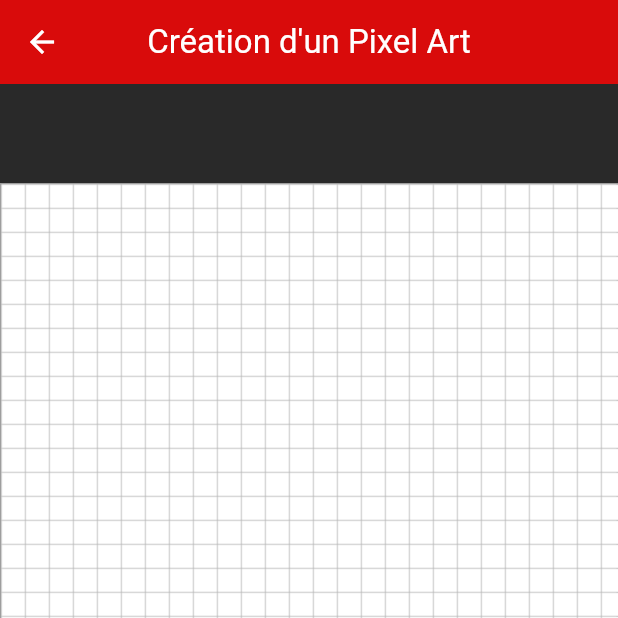
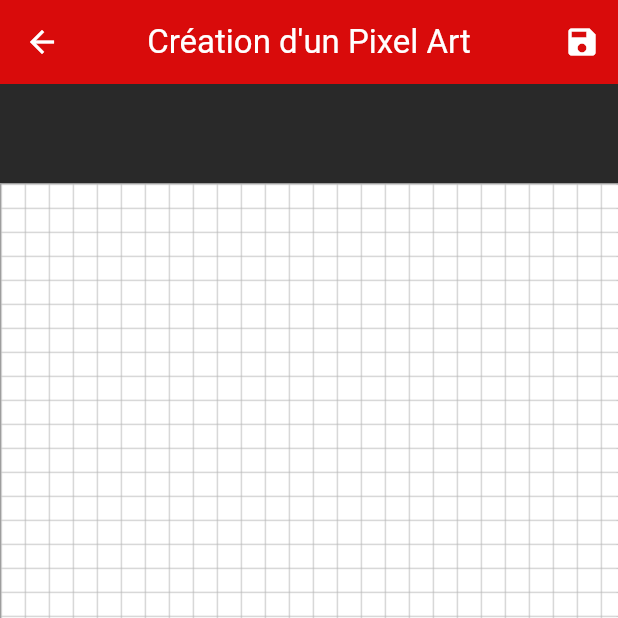
Before and after one commit to HugoM38/PixCellZ, a Flutter app: the PixCellZCreationPage screen opened directly, on a phone screen of 412 x 824 dp, the top half of it. Run offline on Flutter 3.47's test engine with Material 3 defaults, Android fonts, the phone set to English and light mode, and no system bars; our stand-ins replace flutter_colorpicker, shared_preferences; accounts and stored records are empty.

Commit message:
feat: add save button for pixel art, fix regex on login and singup

```diff
--- a/lib/ui/auth/login_page.dart
+++ b/lib/ui/auth/login_page.dart
@@ -112,7 +112,7 @@ class _LoginPageState extends State<LoginPage> {
                                 errorText: viewModel.isPasswordFieldTouched
                                     ? viewModel.passwordError
                                     : null,
-                                errorMaxLines: 5,
+                                errorMaxLines: 6,
                                 filled: true,
                                 fillColor: Theme.of(context).colorScheme.secondary,
                               ),
--- a/lib/ui/auth/login_viewmodel.dart
+++ b/lib/ui/auth/login_viewmodel.dart
@@ -15,7 +15,7 @@ class LoginViewModel extends ChangeNotifier {
   );
 
   final RegExp passwordRegex = RegExp(
-    r'^(?=.*[A-Z])(?=.*[a-z])(?=.*\d)(?=.*[@$!%*?&.])[A-Za-z\d@$!%*?&.]{8,}$',
+    r'^(?=.*[A-Z])(?=.*[a-z])(?=.*\d)(?=.*[^A-Za-z0-9])[^\s]{8,}$',
   );
 
   String? emailError;
@@ -77,7 +77,7 @@ class LoginViewModel extends ChangeNotifier {
 - Au moins une majuscule
 - Au moins une minuscule
 - Au moins un chiffre
-- Au moins un caractère spécial (@\$!%*?&.)""";
+- Au moins un caractère spécial""";
   } else {
     passwordError = null;
   }
--- a/lib/ui/auth/signup_page.dart
+++ b/lib/ui/auth/signup_page.dart
@@ -149,7 +149,7 @@ class _SignupPageState extends State<SignupPage> {
                                 errorText: viewModel.isPasswordFieldTouched
                                     ? viewModel.passwordError
                                     : null,
-                                errorMaxLines: 5,
+                                errorMaxLines: 6,
                                 filled: true,
                                 fillColor: Theme.of(context).colorScheme.secondary,
                               ),
--- a/lib/ui/pixcellz_creation/pixcellz_creation_page.dart
+++ b/lib/ui/pixcellz_creation/pixcellz_creation_page.dart
@@ -1,6 +1,7 @@
 import 'package:flutter/material.dart';
 import 'package:flutter_colorpicker/flutter_colorpicker.dart';
 import 'package:pixcellz/ui/widgets/pixcellz_appbar.dart';
+import 'package:pixcellz/utils/shared_prefs_manager.dart';
 import 'package:provider/provider.dart';
 import 'package:pixcellz/ui/pixcellz_creation/pixel_art_viewmodel.dart';
 import 'package:pixcellz/ui/widgets/pixel_grid.dart';
@@ -18,8 +19,30 @@ class _PixCellZCreationPageState extends State<PixCellZCreationPage> {
     return ChangeNotifierProvider(
       create: (_) => PixelArtViewModel(),
       child: Scaffold(
-        appBar: const PixCellZAppBar(
+        appBar: PixCellZAppBar(
           title: "Création d'un Pixel Art",
+          actions: [
+            Consumer<PixelArtViewModel>(
+              builder: (context, viewModel, child) {
+                return IconButton(
+                  icon: const Icon(Icons.save),
+                  onPressed: () async {
+                    String? userId = await SharedPreferencesManager.getUser();
+                    String jsonData = viewModel.getPixelArtJsonString(userId!);
+                    //TODO: Send jsonData to the backend
+                    print(jsonData);
+                    if (context.mounted) {
+                      ScaffoldMessenger.of(context).showSnackBar(
+                        const SnackBar(
+                          content: Text('Pixel Art enregistré avec succès'),
+                        ),
+                      );
+                    }
+                  },
+                );
+              },
+            ),
+          ],
         ),
         body: SafeArea(
           child: Column(
--- a/lib/ui/widgets/pixcellz_appbar.dart
+++ b/lib/ui/widgets/pixcellz_appbar.dart
@@ -2,9 +2,10 @@ import 'package:flutter/material.dart';
 import 'package:pixcellz/utils/shared_prefs_manager.dart';
 
 class PixCellZAppBar extends StatefulWidget implements PreferredSizeWidget {
-  const PixCellZAppBar({super.key, required this.title});
+  const PixCellZAppBar({super.key, required this.title, this.actions});
 
   final String title;
+  final List<Widget>? actions;
 
   @override
   State<PixCellZAppBar> createState() => _PixCellZAppBarState();
@@ -43,6 +44,7 @@ class _PixCellZAppBarState extends State<PixCellZAppBar> {
         color: Theme.of(context).colorScheme.onPrimary,
       ),
       actions: [
+        if (widget.actions != null) ...widget.actions!,
         _isLoading
             ? CircularProgressIndicator(
                 color: Theme.of(context).colorScheme.onPrimary,
```
Also changed, not shown: lib/ui/auth/signup_viewmodel.dart (+4 -3 lines), lib/ui/pixcellz_creation/pixel_art_viewmodel.dart (+23 -0 lines). Lines whose indentation alone changed are shown as unchanged.
